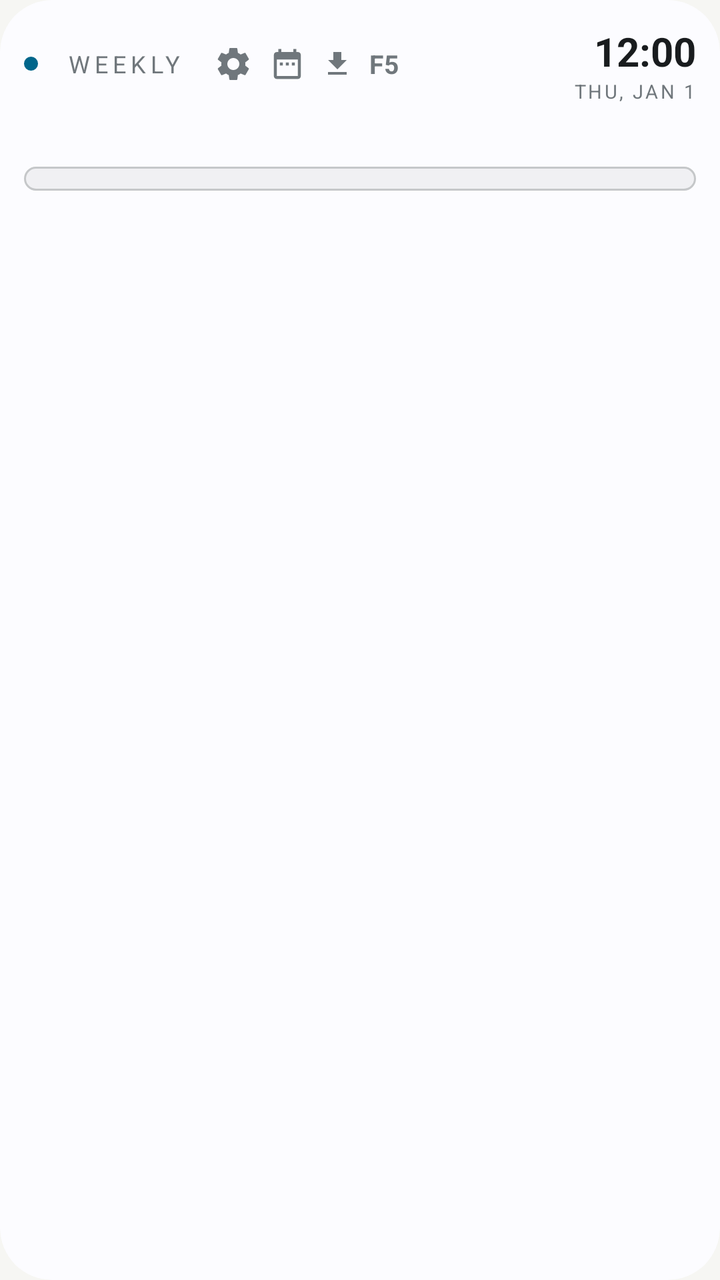
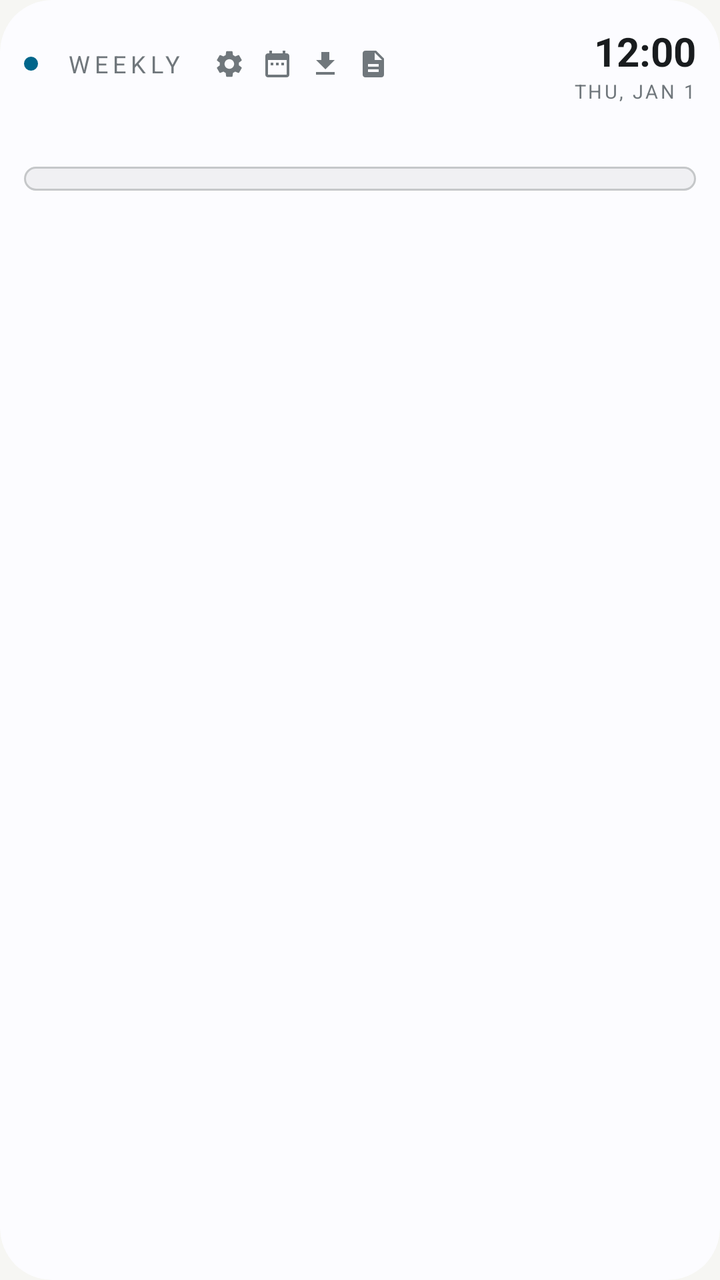

Screens rendered from an Android XML layout before and after an edit, with the pre-edit source and the edit as a unified diff.
<!-- AndroidManifest.xml: application theme Theme.CRSScheduler.GE -->
<!-- res/layout/week_widget_expanded_adaptive.xml -->
<?xml version="1.0" encoding="utf-8"?>
<FrameLayout xmlns:android="http://schemas.android.com/apk/res/android"
    android:layout_width="match_parent"
    android:layout_height="match_parent"
    android:background="@drawable/widget_bg_adaptive"
    android:clipToOutline="true">

    <LinearLayout
        android:layout_width="match_parent"
        android:layout_height="wrap_content"
        android:orientation="vertical"
        android:paddingStart="12dp"
        android:paddingTop="12dp"
        android:paddingEnd="12dp"
        android:paddingBottom="3dp">

                <LinearLayout
            android:layout_width="match_parent"
            android:layout_height="wrap_content"
            android:orientation="horizontal"
            android:gravity="center_vertical"
            android:layout_marginBottom="8dp">

            <ImageView
                android:layout_width="7dp"
                android:layout_height="7dp"
                android:src="@drawable/dot_accent_adaptive" />

            <TextView
                android:id="@+id/header_brand_label"
                android:layout_width="wrap_content"
                android:layout_height="wrap_content"
                android:layout_marginStart="7dp"
                android:paddingStart="7dp"
                android:paddingEnd="7dp"
                android:paddingTop="3dp"
                android:paddingBottom="3dp"
                android:text="WEEKLY"
                android:textColor="@color/adaptive_ink_dim"
                android:textSize="12sp"
                android:letterSpacing="0.2"
                android:maxLines="1"
                android:ellipsize="end" />

            <ImageView
                android:id="@+id/btn_settings"
                android:layout_width="20dp"
                android:layout_height="20dp"
                android:layout_marginStart="8dp"
                android:src="@drawable/ic_settings_adaptive" />

            <ImageView
                android:id="@+id/btn_view_full_schedule"
                android:layout_width="18dp"
                android:layout_height="18dp"
                android:layout_marginStart="8dp"
                android:src="@drawable/ic_calendar_adaptive" />

            <ImageView
                android:id="@+id/btn_save"
                android:layout_width="16dp"
                android:layout_height="16dp"
                android:layout_marginStart="8dp"
                android:src="@drawable/ic_save_adaptive" />

            <TextView
                android:id="@+id/btn_form5"
                android:layout_width="wrap_content"
                android:layout_height="wrap_content"
                android:layout_marginStart="8dp"
                android:text="F5"
                android:textColor="@color/adaptive_ink_dim"
                android:textSize="13sp"
                android:textStyle="bold"
                android:letterSpacing="0.02" />

            <TextView
                android:layout_width="0dp"
                android:layout_height="1dp"
                android:layout_weight="1" />

            <LinearLayout
                android:layout_width="wrap_content"
                android:layout_height="wrap_content"
                android:orientation="vertical"
                android:gravity="end">

                <TextClock
                    android:id="@+id/clock_time"
                    android:layout_width="wrap_content"
                    android:layout_height="wrap_content"
                    android:format12Hour="h:mm"
                    android:format24Hour="HH:mm"
                    android:textColor="@color/adaptive_ink"
                    android:textSize="20sp"
                    android:textStyle="bold" />

                <TextClock
                    android:id="@+id/clock_date"
                    android:layout_width="wrap_content"
                    android:layout_height="wrap_content"
                    android:format12Hour="EEE, MMM d"
                    android:format24Hour="EEE, MMM d"
                    android:textAllCaps="true"
                    android:textColor="@color/adaptive_ink_dim"
                    android:textSize="9.5sp"
                    android:letterSpacing="0.12" />
            </LinearLayout>
        </LinearLayout>

        <TextView
            android:id="@+id/table_headline"
            android:layout_width="match_parent"
            android:layout_height="wrap_content"
            android:textColor="@color/adaptive_ink"
            android:textStyle="bold"
            android:textSize="12.5sp"
            android:maxLines="1"
            android:ellipsize="end"
            android:layout_marginBottom="6dp" />

                <LinearLayout
            android:id="@+id/week_table_container"
            android:layout_width="match_parent"
            android:layout_height="wrap_content"
            android:orientation="vertical"
            android:background="@drawable/row_bg_adaptive"
            android:padding="6dp" />

                <TextView
            android:id="@+id/no_class_days_note"
            android:layout_width="match_parent"
            android:layout_height="wrap_content"
            android:layout_marginTop="6dp"
            android:textColor="@color/adaptive_ink_dim"
            android:textSize="9sp"
            android:maxLines="1"
            android:ellipsize="end"
            android:visibility="gone" />

    </LinearLayout>

</FrameLayout>
<!-- resources referenced by this layout -->
<resources>
  <color name="adaptive_ink">@android:color/system_neutral1_900</color>
  <color name="adaptive_ink_dim">@android:color/system_neutral2_500</color>
  <!-- drawable dot_accent_adaptive (drawable) -->
  <?xml version="1.0" encoding="utf-8"?>
  <shape xmlns:android="http://schemas.android.com/apk/res/android" android:shape="oval">
      <solid android:color="@color/adaptive_accent" />
  </shape>
  <!-- drawable ic_calendar_adaptive (drawable) -->
  <?xml version="1.0" encoding="utf-8"?>
  <vector xmlns:android="http://schemas.android.com/apk/res/android"
      android:width="24dp"
      android:height="24dp"
      android:viewportWidth="24"
      android:viewportHeight="24"
      android:tint="@color/adaptive_ink_dim">
      <path
          android:fillColor="#FF000000"
          android:pathData="M9,11H7v2h2V11z M13,11h-2v2h2V11z M17,11h-2v2h2V11z M19,4h-1V2h-2v2H8V2H6v2H5C3.89,4 3.01,4.9 3.01,6L3,20c0,1.1 0.89,2 2,2h14c1.1,0 2,-0.9 2,-2V6C21,4.9 20.1,4 19,4z M19,20H5V9h14V20z" />
  </vector>
  <!-- drawable ic_save_adaptive (drawable) -->
  <?xml version="1.0" encoding="utf-8"?>
  <vector xmlns:android="http://schemas.android.com/apk/res/android"
      android:width="24dp"
      android:height="24dp"
      android:viewportWidth="24"
      android:viewportHeight="24"
      android:tint="@color/adaptive_ink_dim">
      <path
          android:fillColor="#FF000000"
          android:pathData="M19,9h-4V3H9v6H5l7,7l7,-7zM5,18v2h14v-2H5z" />
  </vector>
  <!-- drawable row_bg_adaptive (drawable) -->
  <?xml version="1.0" encoding="utf-8"?>
  <shape xmlns:android="http://schemas.android.com/apk/res/android">
      <solid android:color="@color/adaptive_surface" />
      <corners android:radius="14dp" />
      <stroke android:width="1dp" android:color="@color/adaptive_line" />
  </shape>
  <!-- drawable widget_bg_adaptive (drawable) -->
  <?xml version="1.0" encoding="utf-8"?>
  <shape xmlns:android="http://schemas.android.com/apk/res/android">
      <solid android:color="@color/adaptive_bg" />
      <corners android:radius="26dp" />
  </shape>
  <style name="Theme.CRSScheduler.GE" parent="Theme.AppCompat.DayNight.NoActionBar">
          <item name="android:windowBackground">@color/ge_bg</item>
          <item name="colorPrimary">@color/ge_accent</item>
          <item name="colorPrimaryDark">@color/ge_bg</item>
          <item name="colorAccent">@color/ge_accent</item>
      </style>
  <color name="adaptive_accent">@android:color/system_accent1_600</color>
  <color name="adaptive_surface">@android:color/system_neutral1_50</color>
  <color name="adaptive_line">@android:color/system_neutral1_200</color>
  <color name="adaptive_bg">@android:color/system_neutral1_10</color>
  <color name="ge_bg">#F6F6F3</color>
  <color name="ge_accent">#7B1113</color>
  <!-- unchanged entries left out for length: 1 -->
</resources>

<!-- the commit's change to res/layout/week_widget_expanded_adaptive.xml (unified diff, before → after) -->
@@ -4,6 +4,13 @@
     android:layout_height="match_parent"
     android:background="@drawable/widget_bg_adaptive"
     android:clipToOutline="true">
+
+    <ImageView
+        android:id="@+id/widget_custom_bg"
+        android:layout_width="match_parent"
+        android:layout_height="match_parent"
+        android:scaleType="centerCrop"
+        android:visibility="gone" />
 
     <LinearLayout
         android:layout_width="match_parent"
@@ -22,6 +29,7 @@
             android:layout_marginBottom="8dp">
 
             <ImageView
+                android:id="@+id/header_dot"
                 android:layout_width="7dp"
                 android:layout_height="7dp"
                 android:src="@drawable/dot_accent_adaptive" />
@@ -44,17 +52,26 @@
 
             <ImageView
                 android:id="@+id/btn_settings"
-                android:layout_width="20dp"
-                android:layout_height="20dp"
+                android:layout_width="16dp"
+                android:layout_height="16dp"
                 android:layout_marginStart="8dp"
                 android:src="@drawable/ic_settings_adaptive" />
 
-            <ImageView
+            <LinearLayout
                 android:id="@+id/btn_view_full_schedule"
-                android:layout_width="18dp"
-                android:layout_height="18dp"
+                android:layout_width="wrap_content"
+                android:layout_height="wrap_content"
                 android:layout_marginStart="8dp"
-                android:src="@drawable/ic_calendar_adaptive" />
+                android:gravity="center"
+                android:paddingTop="4dp"
+                android:paddingBottom="4dp">
+
+                <ImageView
+                    android:id="@+id/view_full_schedule_icon"
+                    android:layout_width="16dp"
+                    android:layout_height="16dp"
+                    android:src="@drawable/ic_calendar_adaptive" />
+                </LinearLayout>
 
             <ImageView
                 android:id="@+id/btn_save"
@@ -63,16 +80,12 @@
                 android:layout_marginStart="8dp"
                 android:src="@drawable/ic_save_adaptive" />
 
-            <TextView
+            <ImageView
                 android:id="@+id/btn_form5"
-                android:layout_width="wrap_content"
-                android:layout_height="wrap_content"
+                android:layout_width="16dp"
+                android:layout_height="16dp"
                 android:layout_marginStart="8dp"
-                android:text="F5"
-                android:textColor="@color/adaptive_ink_dim"
-                android:textSize="13sp"
-                android:textStyle="bold"
-                android:letterSpacing="0.02" />
+                android:src="@drawable/ic_form5_adaptive" />
 
             <TextView
                 android:layout_width="0dp"
<!-- resource entries referenced after the edit -->
@@ -18,6 +18,18 @@
       <path
           android:fillColor="#FF000000"
           android:pathData="M9,11H7v2h2V11z M13,11h-2v2h2V11z M17,11h-2v2h2V11z M19,4h-1V2h-2v2H8V2H6v2H5C3.89,4 3.01,4.9 3.01,6L3,20c0,1.1 0.89,2 2,2h14c1.1,0 2,-0.9 2,-2V6C21,4.9 20.1,4 19,4z M19,20H5V9h14V20z" />
+  </vector>
+  <!-- drawable ic_form5_adaptive (drawable) -->
+  <?xml version="1.0" encoding="utf-8"?>
+  <vector xmlns:android="http://schemas.android.com/apk/res/android"
+      android:width="24dp"
+      android:height="24dp"
+      android:viewportWidth="24"
+      android:viewportHeight="24"
+      android:tint="@color/adaptive_ink_dim">
+      <path
+          android:fillColor="#FF000000"
+          android:pathData="M14,2H6C4.9,2 4,2.9 4,4v16c0,1.1 0.89,2 1.99,2H18c1.1,0 2,-0.9 2,-2V8L14,2zM16,18H8v-2h8V18zM16,14H8v-2h8V14zM13,9V3.5L18.5,9H13z" />
   </vector>
   <!-- drawable ic_save_adaptive (drawable) -->
   <?xml version="1.0" encoding="utf-8"?>
